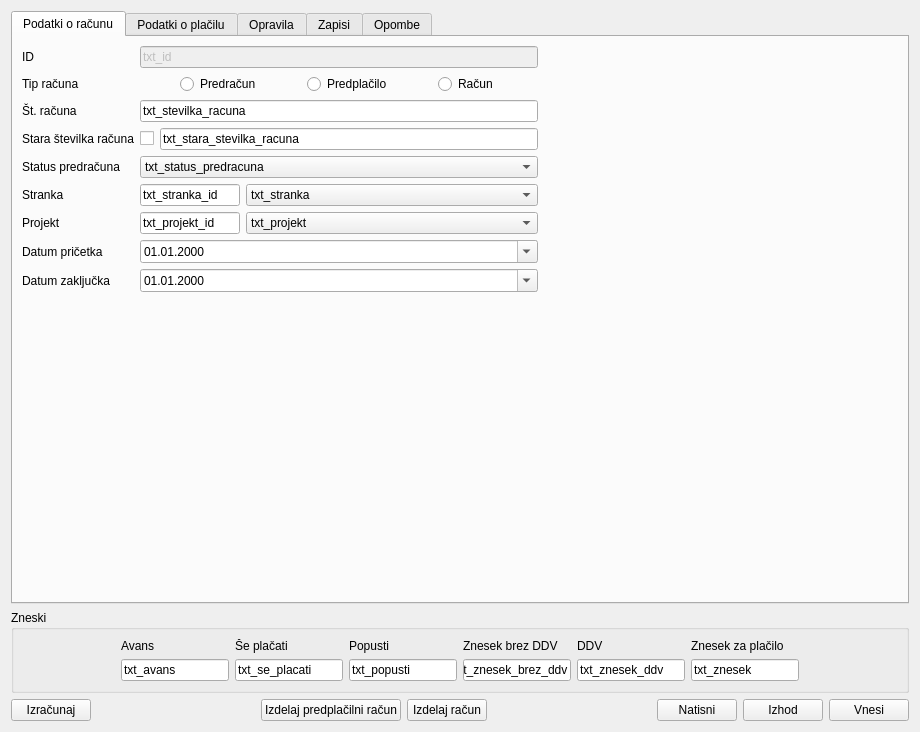
First picture: the form in racun.ui, repository bubi-luka/BubiRacun, before the edit.
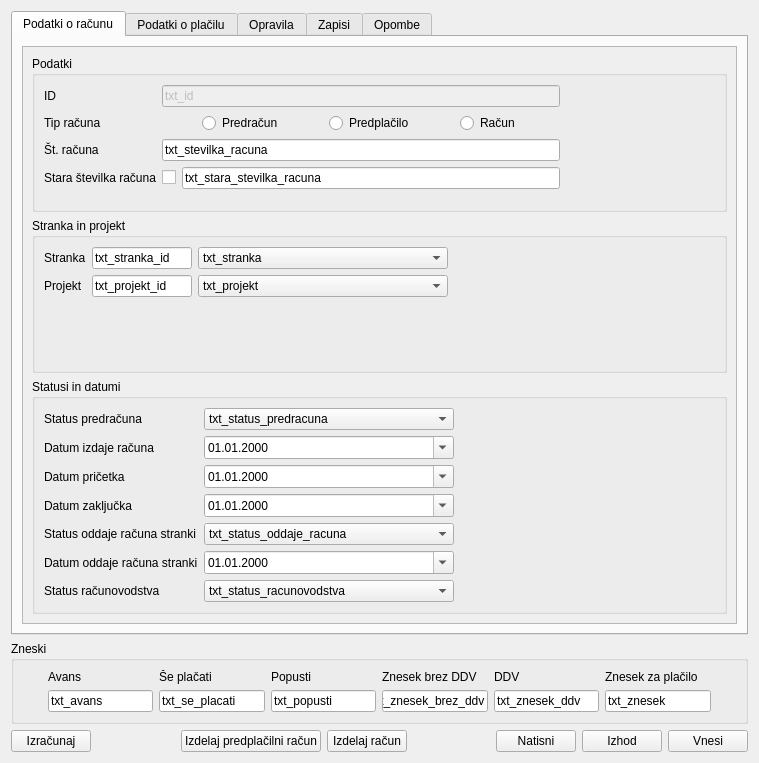
Second picture: the form after the edit. The open tabs and pages were chosen to show the change.

What changed in the file:
```diff
--- a/racun.ui
+++ b/racun.ui
@@ -9,15 +9,15 @@
    <rect>
     <x>0</x>
     <y>0</y>
-    <width>920</width>
-    <height>732</height>
+    <width>757</width>
+    <height>763</height>
    </rect>
   </property>
   <property name="windowTitle">
    <string>BenRačun: Urejanje izdanega računa</string>
   </property>
-  <layout class="QVBoxLayout" name="verticalLayout_7">
-   <item>
+  <layout class="QGridLayout" name="gridLayout">
+   <item row="0" column="0">
     <widget class="QTabWidget" name="tab_racuni">
      <property name="currentIndex">
       <number>1</number>
@@ -26,19 +26,58 @@
       <attribute name="title">
        <string>Podatki o računu</string>
       </attribute>
-      <layout class="QHBoxLayout" name="horizontalLayout_3">
+      <layout class="QHBoxLayout" name="horizontalLayout_12">
        <item>
-        <layout class="QFormLayout" name="formLayout_2">
-         <property name="fieldGrowthPolicy">
-          <enum>QFormLayout::AllNonFixedFieldsGrow</enum>
+        <widget class="QScrollArea" name="scrollArea">
+         <property name="widgetResizable">
+          <bool>true</bool>
          </property>
+         <widget class="QWidget" name="scrollAreaWidgetContents">
+          <property name="geometry">
+           <rect>
+            <x>0</x>
+            <y>0</y>
+            <width>697</width>
+            <height>571</height>
+           </rect>
+          </property>
+          <layout class="QVBoxLayout" name="verticalLayout_4">
+           <item>
+            <widget class="QGroupBox" name="groupBox">
+             <property name="title">
+              <string>Podatki</string>
+             </property>
+             <layout class="QHBoxLayout" name="horizontalLayout_5">
+              <item>
+               <layout class="QFormLayout" name="formLayout">
          <item row="0" column="0">
-          <widget class="QLabel" name="label">
+                 <widget class="QLabel" name="lbl_id">
            <property name="text">
             <string>ID</string>
            </property>
           </widget>
          </item>
+                <item row="1" column="0">
+                 <widget class="QLabel" name="lbl_tip_racuna">
+                  <property name="text">
+                   <string>Tip računa</string>
+                  </property>
+                 </widget>
+                </item>
+                <item row="2" column="0">
+                 <widget class="QLabel" name="lbl_stevilka_racuna">
+                  <property name="text">
+                   <string>Št. računa</string>
+                  </property>
+                 </widget>
+                </item>
+                <item row="3" column="0">
+                 <widget class="QLabel" name="lbl_stara_stevilka_racuna">
+                  <property name="text">
+                   <string>Stara številka računa</string>
+                  </property>
+                 </widget>
+                </item>
          <item row="0" column="1">
           <widget class="QLineEdit" name="txt_id">
            <property name="enabled">
@@ -49,13 +88,6 @@
            </property>
           </widget>
          </item>
-         <item row="1" column="0">
-          <widget class="QLabel" name="label_9">
-           <property name="text">
-            <string>Tip računa</string>
-           </property>
-          </widget>
-         </item>
          <item row="1" column="1">
           <layout class="QHBoxLayout" name="horizontalLayout_8">
            <item>
@@ -133,13 +165,6 @@
            </item>
           </layout>
          </item>
-         <item row="2" column="0">
-          <widget class="QLabel" name="label_2">
-           <property name="text">
-            <string>Št. računa</string>
-           </property>
-          </widget>
-         </item>
          <item row="2" column="1">
           <widget class="QLineEdit" name="txt_stevilka_racuna">
            <property name="text">
@@ -147,30 +172,61 @@
            </property>
           </widget>
          </item>
-         <item row="4" column="0">
-          <widget class="QLabel" name="label_10">
+                <item row="3" column="1">
+                 <layout class="QHBoxLayout" name="horizontalLayout_9">
+                  <item>
+                   <widget class="QCheckBox" name="cb_stara_stevilka_racuna">
            <property name="text">
-            <string>Status predračuna</string>
+                     <string/>
            </property>
           </widget>
          </item>
-         <item row="4" column="1">
-          <widget class="QComboBox" name="txt_status_predracuna">
            <item>
+                   <widget class="QLineEdit" name="txt_stara_stevilka_racuna">
             <property name="text">
-             <string>txt_status_predracuna</string>
-            </property>
-           </item>
-          </widget>
-         </item>
-         <item row="5" column="0">
-          <widget class="QLabel" name="label_3">
+                     <string>txt_stara_stevilka_racuna</string>
+                    </property>
+                   </widget>
+                  </item>
+                 </layout>
+                </item>
+               </layout>
+              </item>
+              <item>
+               <spacer name="horizontalSpacer_15">
+                <property name="orientation">
+                 <enum>Qt::Horizontal</enum>
+                </property>
+                <property name="sizeHint" stdset="0">
+                 <size>
+                  <width>79</width>
+                  <height>20</height>
+                 </size>
+                </property>
+               </spacer>
+              </item>
+             </layout>
+            </widget>
+           </item>
+           <item>
+            <widget class="QGroupBox" name="groupBox_2">
+             <property name="title">
+              <string>Stranka in projekt</string>
+             </property>
+             <layout class="QHBoxLayout" name="horizontalLayout_3">
+              <item>
+               <layout class="QFormLayout" name="formLayout_4">
+                <property name="fieldGrowthPolicy">
+                 <enum>QFormLayout::AllNonFixedFieldsGrow</enum>
+                </property>
+                <item row="0" column="0">
+                 <widget class="QLabel" name="lbl_stranka">
            <property name="text">
             <string>Stranka</string>
            </property>
           </widget>
          </item>
-         <item row="5" column="1">
+                <item row="0" column="1">
           <layout class="QHBoxLayout" name="horizontalLayout_4">
            <item>
             <widget class="QLineEdit" name="txt_stranka_id">
@@ -202,14 +258,14 @@
            </item>
           </layout>
          </item>
-         <item row="6" column="0">
-          <widget class="QLabel" name="label_8">
+                <item row="1" column="0">
+                 <widget class="QLabel" name="lbl_projekt">
            <property name="text">
             <string>Projekt</string>
            </property>
           </widget>
          </item>
-         <item row="6" column="1">
+                <item row="1" column="1">
           <layout class="QHBoxLayout" name="horizontalLayout_7">
            <item>
             <widget class="QLineEdit" name="txt_projekt_id">
@@ -241,15 +297,77 @@
            </item>
           </layout>
          </item>
-         <item row="7" column="0">
-          <widget class="QLabel" name="label_4">
+               </layout>
+              </item>
+              <item>
+               <spacer name="horizontalSpacer_14">
+                <property name="orientation">
+                 <enum>Qt::Horizontal</enum>
+                </property>
+                <property name="sizeHint" stdset="0">
+                 <size>
+                  <width>234</width>
+                  <height>20</height>
+                 </size>
+                </property>
+               </spacer>
+              </item>
+             </layout>
+            </widget>
+           </item>
+           <item>
+            <widget class="QGroupBox" name="groupBox_4">
+             <property name="title">
+              <string>Statusi in datumi</string>
+             </property>
+             <layout class="QHBoxLayout" name="horizontalLayout_11">
+              <item>
+               <layout class="QFormLayout" name="formLayout_5">
+                <property name="fieldGrowthPolicy">
+                 <enum>QFormLayout::AllNonFixedFieldsGrow</enum>
+                </property>
+                <item row="0" column="0">
+                 <widget class="QLabel" name="lbl_status_predracuna">
+                  <property name="text">
+                   <string>Status predračuna</string>
+                  </property>
+                 </widget>
+                </item>
+                <item row="0" column="1">
+                 <widget class="QComboBox" name="txt_status_predracuna">
+                  <item>
+                   <property name="text">
+                    <string>txt_status_predracuna</string>
+                   </property>
+                  </item>
+                 </widget>
+                </item>
+                <item row="1" column="0">
+                 <widget class="QLabel" name="lbl_datum_izdaje_racuna">
+                  <property name="text">
+                   <string>Datum izdaje računa</string>
+                  </property>
+                 </widget>
+                </item>
+                <item row="1" column="1">
+                 <widget class="QDateEdit" name="txt_datum_izdaje_racuna">
+                  <property name="displayFormat">
+                   <string>dd.MM.yyyy</string>
+                  </property>
+                  <property name="calendarPopup">
+                   <bool>true</bool>
+                  </property>
+                 </widget>
+                </item>
+                <item row="2" column="0">
+                 <widget class="QLabel" name="lbl_datum_pricetka">
            <property name="text">
             <string>Datum pričetka</string>
            </property>
           </widget>
          </item>
-         <item row="7" column="1">
-          <widget class="QDateEdit" name="txt_pricetek">
+                <item row="2" column="1">
+                 <widget class="QDateEdit" name="txt_datum_pricetka">
            <property name="displayFormat">
             <string>dd.MM.yyyy</string>
            </property>
@@ -258,75 +376,99 @@
            </property>
           </widget>
          </item>
-         <item row="8" column="0">
-          <widget class="QLabel" name="label_5">
+                <item row="3" column="0">
+                 <widget class="QLabel" name="lbl_datum_konca">
            <property name="text">
             <string>Datum zaključka</string>
            </property>
           </widget>
          </item>
-         <item row="8" column="1">
-          <widget class="QDateEdit" name="txt_konec">
-           <property name="displayFormat">
-            <string>dd.MM.yyyy</string>
-           </property>
-           <property name="calendarPopup">
-            <bool>true</bool>
-           </property>
-          </widget>
-         </item>
-         <item row="9" column="1">
-          <spacer name="verticalSpacer_2">
-           <property name="orientation">
-            <enum>Qt::Vertical</enum>
-           </property>
-           <property name="sizeHint" stdset="0">
-            <size>
-             <width>20</width>
-             <height>40</height>
-            </size>
-           </property>
-          </spacer>
-         </item>
-         <item row="3" column="0">
-          <widget class="QLabel" name="label_21">
-           <property name="text">
-            <string>Stara številka računa</string>
-           </property>
-          </widget>
-         </item>
          <item row="3" column="1">
-          <layout class="QHBoxLayout" name="horizontalLayout_9">
+                 <widget class="QDateEdit" name="txt_datum_zakljucka">
+                  <property name="displayFormat">
+                   <string>dd.MM.yyyy</string>
+                  </property>
+                  <property name="calendarPopup">
+                   <bool>true</bool>
+                  </property>
+                 </widget>
+                </item>
+                <item row="4" column="0">
+                 <widget class="QLabel" name="lbl_status_oddaje_racuna">
+                  <property name="text">
+                   <string>Status oddaje računa stranki</string>
+                  </property>
+                 </widget>
+                </item>
+                <item row="4" column="1">
+                 <widget class="QComboBox" name="txt_status_oddaje_racuna">
            <item>
-            <widget class="QCheckBox" name="cb_stara_stevilka_racuna">
              <property name="text">
-              <string/>
-             </property>
-            </widget>
-           </item>
+                    <string>txt_status_oddaje_racuna</string>
+                   </property>
+                  </item>
+                 </widget>
+                </item>
+                <item row="5" column="0">
+                 <widget class="QLabel" name="lbl_datum_oddaje_racuna">
+                  <property name="text">
+                   <string>Datum oddaje računa stranki</string>
+                  </property>
+                 </widget>
+                </item>
+                <item row="5" column="1">
+                 <widget class="QDateEdit" name="txt_datum_oddaje_racuna">
+                  <property name="displayFormat">
+                   <string>dd.MM.yyyy</string>
+                  </property>
+                  <property name="calendarPopup">
+                   <bool>true</bool>
+                  </property>
+                 </widget>
+                </item>
+                <item row="6" column="0">
+                 <widget class="QLabel" name="lbl_status_racunovodstva">
+                  <property name="text">
+                   <string>Status računovodstva</string>
+                  </property>
+                 </widget>
+                </item>
+                <item row="6" column="1">
+                 <widget class="QComboBox" name="txt_status_racunovodstva">
+                  <property name="minimumSize">
+                   <size>
+                    <width>250</width>
+                    <height>0</height>
+                   </size>
+                  </property>
            <item>
-            <widget class="QLineEdit" name="txt_stara_stevilka_racuna">
              <property name="text">
-              <string>txt_stara_stevilka_racuna</string>
-             </property>
+                    <string>txt_status_racunovodstva</string>
+                   </property>
+                  </item>
             </widget>
            </item>
           </layout>
          </item>
-        </layout>
-       </item>
        <item>
-        <spacer name="horizontalSpacer_2">
+               <spacer name="horizontalSpacer_16">
          <property name="orientation">
           <enum>Qt::Horizontal</enum>
          </property>
          <property name="sizeHint" stdset="0">
           <size>
-           <width>131</width>
+                  <width>220</width>
            <height>20</height>
           </size>
          </property>
         </spacer>
+              </item>
+             </layout>
+            </widget>
+           </item>
+          </layout>
+         </widget>
+        </widget>
        </item>
       </layout>
      </widget>
@@ -334,8 +476,8 @@
       <attribute name="title">
        <string>Podatki o plačilu</string>
       </attribute>
-      <layout class="QHBoxLayout" name="horizontalLayout_5">
-       <item>
+      <layout class="QGridLayout" name="gridLayout_3">
+       <item row="0" column="0">
         <layout class="QFormLayout" name="formLayout_3">
          <property name="fieldGrowthPolicy">
           <enum>QFormLayout::AllNonFixedFieldsGrow</enum>
@@ -355,24 +497,7 @@
           </widget>
          </item>
          <item row="1" column="0">
-          <widget class="QLabel" name="label_11">
-           <property name="text">
-            <string>Datum izdaje računa</string>
-           </property>
-          </widget>
-         </item>
-         <item row="1" column="1">
-          <widget class="QDateEdit" name="txt_datum_izdaje_racuna">
-           <property name="displayFormat">
-            <string>dd.MM.yyyy</string>
-           </property>
-           <property name="calendarPopup">
-            <bool>true</bool>
-           </property>
-          </widget>
-         </item>
-         <item row="2" column="0">
-          <widget class="QLabel" name="label_12">
+          <widget class="QLabel" name="lbl_rok_placila">
            <property name="text">
             <string>Rok plačila</string>
            </property>
@@ -411,45 +536,7 @@
           </widget>
          </item>
          <item row="4" column="0">
-          <widget class="QLabel" name="label_7">
-           <property name="text">
-            <string>Status računovodstva</string>
-           </property>
-          </widget>
-         </item>
-         <item row="4" column="1">
-          <widget class="QComboBox" name="txt_status_racunovodstva">
-           <property name="minimumSize">
-            <size>
-             <width>250</width>
-             <height>0</height>
-            </size>
-           </property>
-           <item>
-            <property name="text">
-             <string>txt_status_racunovodstva</string>
-            </property>
-           </item>
-          </widget>
-         </item>
-         <item row="6" column="0">
-          <widget class="QLabel" name="label_13">
-           <property name="text">
-            <string>Status oddaje računa</string>
-           </property>
-          </widget>
-         </item>
-         <item row="6" column="1">
-          <widget class="QComboBox" name="txt_status_oddaje_racuna">
-           <item>
-            <property name="text">
-             <string>txt_status_oddaje_racuna</string>
-            </property>
-           </item>
-          </widget>
-         </item>
-         <item row="8" column="0">
-          <widget class="QLabel" name="label_20">
+          <widget class="QLabel" name="lbl_odstotek_avansa">
            <property name="text">
             <string>Odstotek avansa</string>
            </property>
@@ -492,26 +579,9 @@
            </property>
           </spacer>
          </item>
-         <item row="7" column="0">
-          <widget class="QLabel" name="label_19">
-           <property name="text">
-            <string>Datum oddaje računa</string>
-           </property>
-          </widget>
-         </item>
-         <item row="7" column="1">
-          <widget class="QDateEdit" name="txt_datum_oddaje_racuna">
-           <property name="displayFormat">
-            <string>dd.MM.yyyy</string>
-           </property>
-           <property name="calendarPopup">
-            <bool>true</bool>
-           </property>
-          </widget>
-         </item>
         </layout>
        </item>
-       <item>
+       <item row="0" column="1">
         <spacer name="horizontalSpacer_10">
          <property name="orientation">
           <enum>Qt::Horizontal</enum>
@@ -851,7 +921,7 @@
      </widget>
     </widget>
    </item>
-   <item>
+   <item row="1" column="0">
     <layout class="QHBoxLayout" name="horizontalLayout_6">
      <item>
       <widget class="QGroupBox" name="groupBox_5">
@@ -1017,7 +1087,7 @@
      </item>
     </layout>
    </item>
-   <item>
+   <item row="2" column="0">
     <layout class="QHBoxLayout" name="horizontalLayout">
      <item>
       <widget class="QPushButton" name="btn_izracunaj">
```
Left out of the diff: 94 changed lines with no effect on the pictures. Lines whose indentation alone changed are shown as unchanged.
